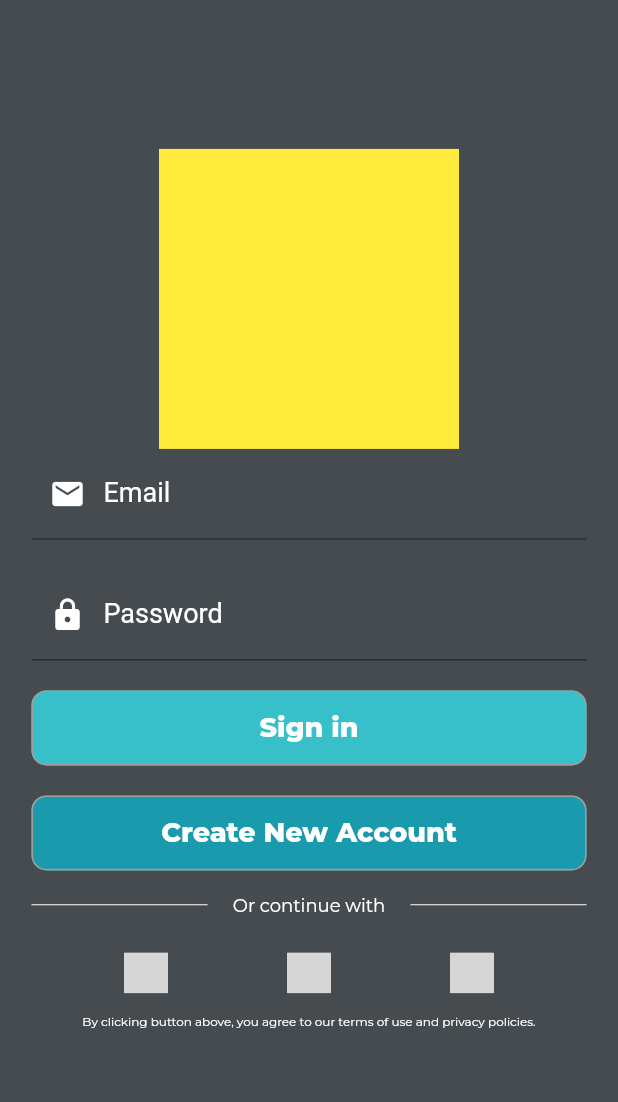
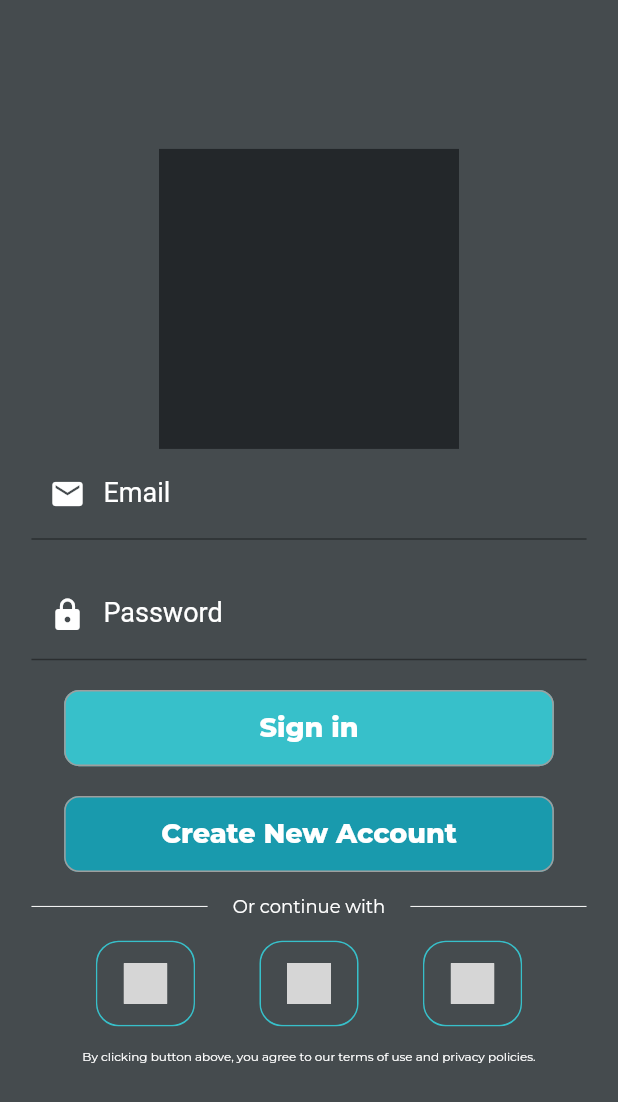
Before and after one commit to JulianGerman/B_ball, a Flutter app: the screen it shows after launch, on a phone screen of 412 x 824 dp. Shown: the top 1102 px of the screen. Run offline on Flutter 3.47's test engine with Material 2 defaults, Android fonts, the phone set to English and light mode, and no system bars; drawn by our look-alikes of social_login_buttons; our stand-ins replace bloc, cloud_firestore, equatable, firebase_auth, firebase_core, flutter_bloc and 5 more; accounts and stored records are empty; grey boxes are pictures that could not be loaded.

Commit message:
[development] clean code, make code more reusable

```diff
--- a/lib/injector.dart
+++ b/lib/injector.dart
@@ -8,7 +8,7 @@ import 'package:get_it/get_it.dart';
 final getIt = GetIt.I;
 
 void injectorSetup() {
-  getIt.registerSingleton<AuthRepository>(AuthRepository(
+  getIt.registerFactory<AuthRepository>(() => AuthRepository(
       firebaseFirestore: FirebaseFirestore.instance,
       firebaseAuth: FirebaseAuth.instance));
   getIt.registerFactory<AuthBloc>(() => AuthBloc(
--- /dev/null
+++ b/lib/ui/global_widgets/custom_elevated_button.dart
@@ -0,0 +1,44 @@
+import 'package:b_ball/config/colors.dart';
+import 'package:b_ball/constants/texts.dart';
+import 'package:flutter/material.dart';
+import 'package:flutter/src/foundation/key.dart';
+import 'package:flutter/src/widgets/framework.dart';
+
+import 'package:b_ball/ui/pages/signin_page/sign_in_cubit/sign_in_cubit.dart';
+import 'package:flutter_screenutil/flutter_screenutil.dart';
+
+class CustomEleveatedButton extends StatelessWidget {
+  final Function()? onPressed;
+  final String content;
+  final Color backgroundColor;
+  final bool isLarge;
+  const CustomEleveatedButton({
+    Key? key,
+    required this.onPressed,
+    required this.content,
+    this.backgroundColor = CustomColors.buttonColor,
+    this.isLarge = true,
+  }) : super(key: key);
+
+  @override
+  Widget build(BuildContext context) {
+    return ElevatedButton(
+      onPressed: onPressed,
+      style: ButtonStyle(
+        backgroundColor: MaterialStateProperty.all<Color>(
+          backgroundColor,
+        ),
+      ),
+      child: Container(
+        padding: EdgeInsets.all(8.w),
+        width: isLarge ? 300.w : 200.w,
+        child: Center(
+          child: Text(
+            content,
+            style: CustomTypography.textStyleH3Bold,
+          ),
+        ),
+      ),
+    );
+  }
+}
--- a/lib/ui/global_widgets/custom_scaffold_wrapper.dart
+++ b/lib/ui/global_widgets/custom_scaffold_wrapper.dart
@@ -1,3 +1,4 @@
+import 'package:b_ball/config/colors.dart';
 import 'package:flutter/material.dart';
 import 'dart:io';
 
@@ -10,7 +11,9 @@ class CustomScaffoldWrapper extends StatelessWidget {
 
   @override
   Widget build(BuildContext context) {
-    return SafeArea(
+    return Container(
+      color: CustomColors.upperBackGroundColor,
+      child: SafeArea(
         top: Platform.isIOS ? false : true,
         child: Scaffold(
           // To avoid notch:
@@ -21,6 +24,7 @@ class CustomScaffoldWrapper extends StatelessWidget {
                 )
               : child,
         ),
+      ),
     );
   }
 }
--- a/lib/ui/pages/signin_page/signin_page.dart
+++ b/lib/ui/pages/signin_page/signin_page.dart
@@ -26,7 +26,7 @@ class SignInPage extends StatelessWidget {
               Container(
                 height: 200,
                 width: 200,
-                color: Colors.yellow,
+                color: CustomColors.bottomBackGroundColor,
               ),
               _buildSignInForm()
             ],
@@ -54,8 +54,9 @@ class SignInPage extends StatelessWidget {
             ),
             const CustomDivider(),
           ]),
-          SizedBox(height: 10.h),
+          SizedBox(height: 15.h),
           const SocialLoginRow(),
+          SizedBox(height: 15.h),
           //TODO: Add terms of use and privacy policies.
           const Text(
             Texts.byClickingThisButton,
--- a/lib/ui/pages/signin_page/widgets/signin_form.dart
+++ b/lib/ui/pages/signin_page/widgets/signin_form.dart
@@ -1,10 +1,12 @@
 import 'dart:developer';
 import 'package:b_ball/config/colors.dart';
 import 'package:b_ball/constants/texts.dart';
+import 'package:b_ball/ui/global_widgets/custom_elevated_button.dart';
 import 'package:b_ball/ui/pages/signin_page/sign_in_cubit/sign_in_cubit.dart';
 import 'package:b_ball/ui/pages/signup_page/signup_page.dart';
 import 'package:flutter/material.dart';
 import 'package:flutter_bloc/flutter_bloc.dart';
+import 'package:flutter_screenutil/flutter_screenutil.dart';
 import 'package:validators/validators.dart';
 
 class SignInForm extends StatefulWidget {
@@ -31,8 +33,7 @@ class _SignInFormState extends State<SignInForm> {
         return Form(
           key: _formKey,
           autovalidateMode: _autovalidateMode,
-          child: ListView(
-            shrinkWrap: true,
+          child: Column(
             children: [
               TextFormField(
                 keyboardType: TextInputType.emailAddress,
@@ -54,7 +55,7 @@ class _SignInFormState extends State<SignInForm> {
                   _email = value;
                 },
               ),
-              const SizedBox(height: 20),
+              SizedBox(height: 20.h),
               TextFormField(
                 obscureText: true,
                 autocorrect: false,
@@ -75,38 +76,26 @@ class _SignInFormState extends State<SignInForm> {
                   _password = value;
                 },
               ),
-              const SizedBox(height: 20),
-              ElevatedButton(
+              SizedBox(height: 20.h),
+              CustomEleveatedButton(
                 onPressed: state.signingStatus == SigningStatus.submitting
                     ? null
                     : _submit,
-                child: Padding(
-                  padding: const EdgeInsets.all(8.0),
-                  child: Text(
-                      state.signingStatus == SigningStatus.submitting
-                          ? Texts.loading
-                          : Texts.signIn,
-                      style: CustomTypography.textStyleH3Bold),
-                ),
+                content: state.signingStatus == SigningStatus.submitting
+                    ? Texts.loading
+                    : Texts.signIn,
               ),
-              const SizedBox(height: 20),
-              ElevatedButton(
-                style: ButtonStyle(
-                    backgroundColor: MaterialStateProperty.all<Color>(
-                  CustomColors.buttonColorDarker,
-                )),
+              SizedBox(height: 20.h),
+              CustomEleveatedButton(
+                backgroundColor: CustomColors.buttonColorDarker,
                 onPressed: state.signingStatus == SigningStatus.submitting
                     ? null
                     : () =>
                         Navigator.of(context).pushNamed(SignUpPage.routeName),
-                child: Padding(
-                  padding: const EdgeInsets.all(8.0),
-                  child: Text(
-                    Texts.createNewAccount,
-                    style: CustomTypography.textStyleH3Bold,
-                  ),
-                ),
-              )
+                content: state.signingStatus == SigningStatus.submitting
+                    ? Texts.loading
+                    : Texts.createNewAccount,
+              ),
             ],
           ),
         );
--- a/lib/ui/pages/signin_page/widgets/social_login_row.dart
+++ b/lib/ui/pages/signin_page/widgets/social_login_row.dart
@@ -1,6 +1,8 @@
 import 'package:b_ball/config/colors.dart';
+import 'package:b_ball/ui/pages/signin_page/sign_in_cubit/sign_in_cubit.dart';
 import 'package:flutter/material.dart';
 import 'package:social_login_buttons/social_login_buttons.dart';
+import 'package:flutter_bloc/flutter_bloc.dart';
 
 class SocialLoginRow extends StatelessWidget {
   const SocialLoginRow({Key? key}) : super(key: key);
@@ -10,28 +12,33 @@ class SocialLoginRow extends StatelessWidget {
     return Row(
       mainAxisAlignment: MainAxisAlignment.spaceEvenly,
       children: [
-        SocialLoginButton(
-          backgroundColor: CustomColors.upperBackGroundColor,
-          buttonType: SocialLoginButtonType.google,
-          mode: SocialLoginButtonMode.single,
-          text: '',
-          onPressed: () {},
-        ),
-        SocialLoginButton(
-          backgroundColor: CustomColors.upperBackGroundColor,
-          buttonType: SocialLoginButtonType.facebook,
-          mode: SocialLoginButtonMode.single,
-          text: '',
-          onPressed: () {},
-        ),
-        SocialLoginButton(
-          backgroundColor: CustomColors.upperBackGroundColor,
-          buttonType: SocialLoginButtonType.github,
-          mode: SocialLoginButtonMode.single,
-          text: '',
-          onPressed: () {},
-        ),
+        //TODO: Add google, fb, github signIn
+        _buildButton(SocialLoginButtonType.google, () => null),
+        _buildButton(SocialLoginButtonType.facebook, () => null),
+        _buildButton(SocialLoginButtonType.github, () => null),
       ],
     );
   }
+
+  Container _buildButton(
+    SocialLoginButtonType buttonType,
+    Function()? onPressed,
+  ) {
+    return Container(
+      decoration: BoxDecoration(
+          border: Border.all(
+            color: CustomColors.buttonColor,
+          ),
+          borderRadius: BorderRadius.circular(15)),
+      child: SocialLoginButton(
+        borderRadius: 15,
+        backgroundColor: CustomColors.upperBackGroundColor,
+        mode: SocialLoginButtonMode.single,
+        fontSize: 0,
+        text: '',
+        buttonType: buttonType,
+        onPressed: onPressed,
+      ),
+    );
+  }
 }
--- a/lib/ui/pages/splash_page/splash_page.dart
+++ b/lib/ui/pages/splash_page/splash_page.dart
@@ -31,7 +31,7 @@ class _SplashPageState extends State<SplashPage>
                 : false;
           });
         } else if (state.authStatus == AuthStatus.authenticated) {
-          Navigator.pushNamed(context, HomePage.routeName);
+          Navigator.pushNamed(context, SignInPage.routeName);
         }
       },
       builder: (context, state) {
--- a/pubspec.yaml
+++ b/pubspec.yaml
@@ -46,6 +46,7 @@ dependencies:
   flutter_screenutil: ^5.5.3+2
   flutter_spinkit: ^5.1.0
   social_login_buttons: ^1.0.6+2
+  google_sign_in: ^5.4.0
 
 dev_dependencies:
   flutter_test:
```
Also changed, not shown: lib/repositories/auth_repository.dart (+36 -6 lines), lib/ui/pages/signin_page/sign_in_cubit/sign_in_cubit.dart (+15 -0 lines), lib/ui/pages/signup_page/signup_page.dart (+15 -1 lines), lib/firebase_options.dart, 4 other files. Lines whose indentation alone changed are shown as unchanged.
